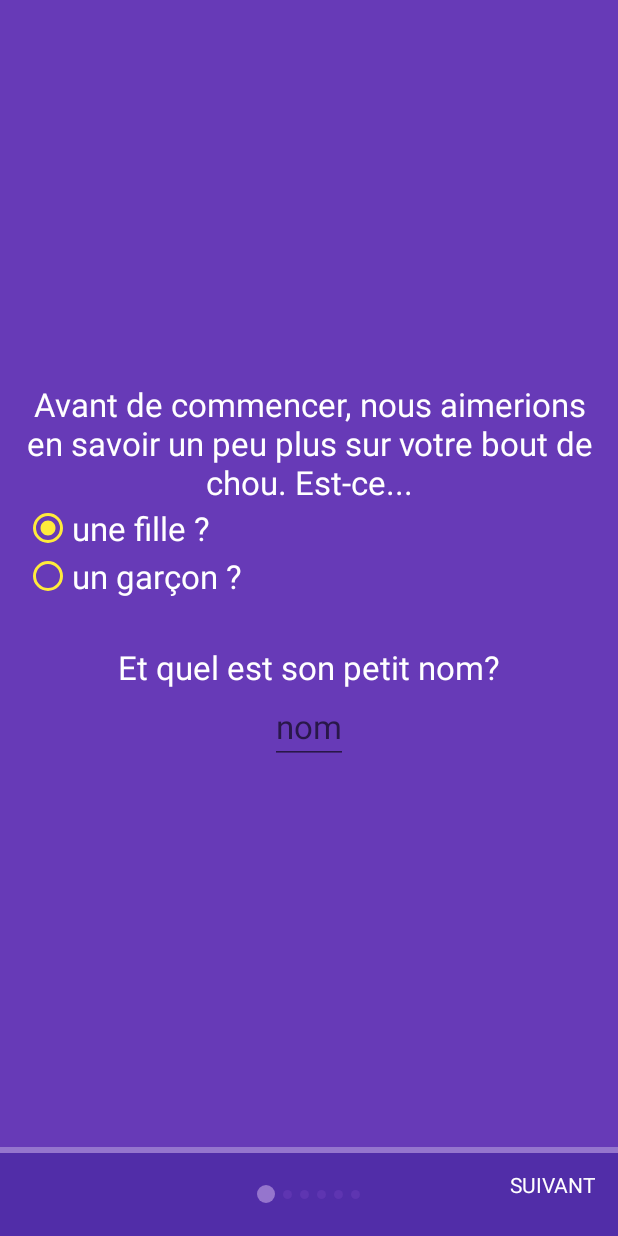
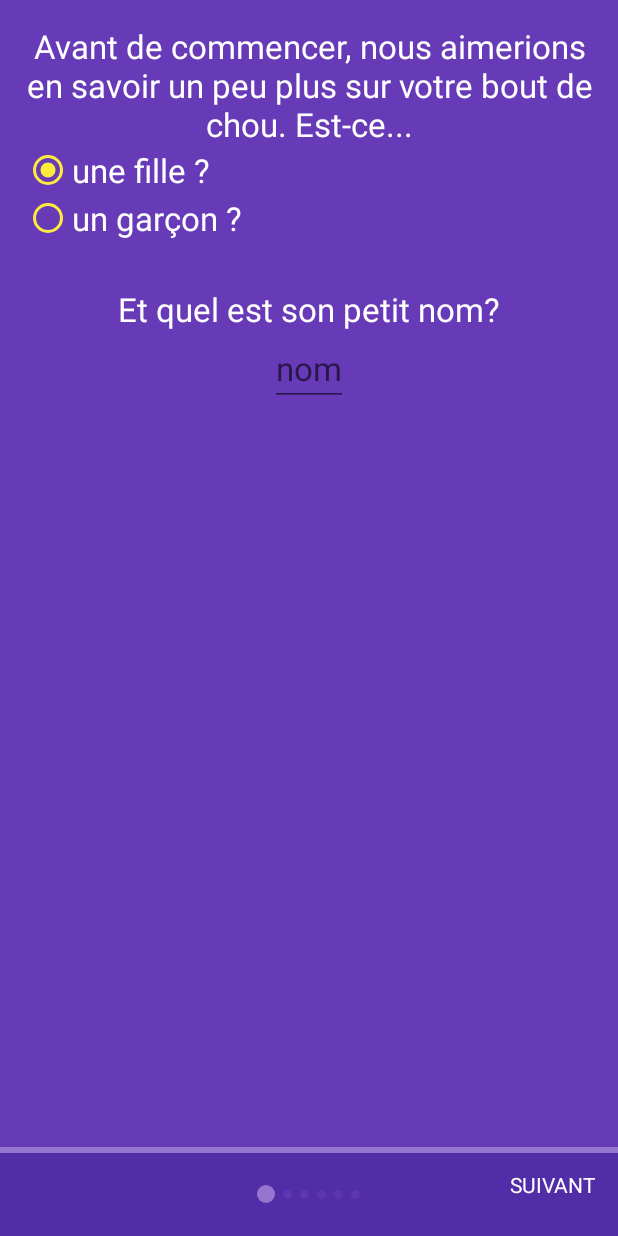
Before and after one commit to Poussiere/Babybooh, an Android app: the fragment WelcomeFragment4 placed in its activity, on a phone screen of 412 x 824 dp. Run offline under Robolectric (Android 15) with nearby library versions, the phone set to English and light mode, and no system bars.

Commit message:
Update fragment_welcome_fragment4.xml

```diff
--- a/app/src/main/res/layout/fragment_welcome_fragment4.xml
+++ b/app/src/main/res/layout/fragment_welcome_fragment4.xml
@@ -3,8 +3,8 @@
     xmlns:android="http://schemas.android.com/apk/res/android"
     xmlns:tools="http://schemas.android.com/tools"
     android:layout_width="match_parent"
-    android:fitsSystemWindows="true"
-    android:layout_height="match_parent">
+    android:layout_height="wrap_content"
+    android:layout_centerInParent="true">
 
     <RelativeLayout
         android:layout_width="match_parent"
```
